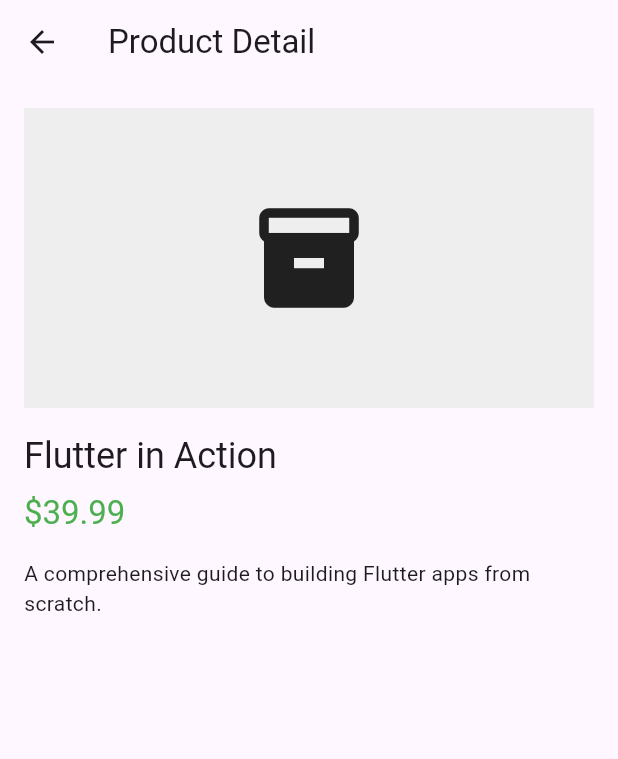
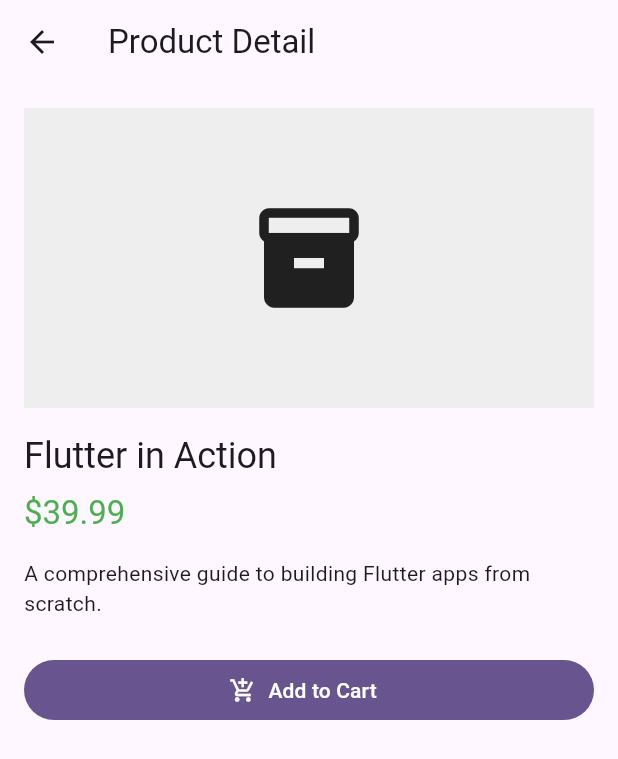
Before and after one commit to seonwooke/flutist_microfeature_architecture, a Flutter app: the screen it shows after launch, after a tap on "Flutter in Action", on a phone screen of 412 x 824 dp. Shown: the top 759 px of the screen. Run offline on Flutter 3.47's test engine with Material 3 defaults, Android fonts, the phone set to English and light mode, and no system bars; our stand-ins replace dio, equatable, flutter_bloc; missing offline and left inert: mocktail.

Commit message:
✨ Enhance product listing and detail pages with add-to-cart functionality, allowing users to add products directly from the product list and detail views. Update relevant UI components to support this feature.

```diff
--- a/app/lib/app.dart
+++ b/app/lib/app.dart
@@ -51,9 +51,20 @@
     return Scaffold(
       body: IndexedStack(
         index: _index,
-        children: const [
-          ProductListPage(),
-          CartPage(),
+        children: [
+          ProductListPage(
+            onAddToCart: (product) => context.read<CartBloc>().add(
+                  CartItemAdded(
+                    CartItem(
+                      productId: product.id,
+                      name: product.name,
+                      price: product.price,
+                      quantity: 1,
+                    ),
+                  ),
+                ),
+          ),
+          const CartPage(),
         ],
       ),
       bottomNavigationBar: NavigationBar(
--- a/features/product/product_implementation/lib/src/ui/product_detail_page.dart
+++ b/features/product/product_implementation/lib/src/ui/product_detail_page.dart
@@ -7,9 +7,14 @@
 import '../bloc/product_detail/product_detail_state.dart';
 
 class ProductDetailPage extends StatelessWidget {
-  const ProductDetailPage({super.key, required this.productId});
+  const ProductDetailPage({
+    super.key,
+    required this.productId,
+    this.onAddToCart,
+  });
 
   final String productId;
+  final void Function(Product)? onAddToCart;
 
   @override
   Widget build(BuildContext context) {
@@ -17,13 +22,15 @@
       create: (context) =>
           ProductDetailBloc(repository: context.read<ProductRepository>())
             ..add(ProductDetailStarted(productId)),
-      child: const _ProductDetailView(),
+      child: _ProductDetailView(onAddToCart: onAddToCart),
     );
   }
 }
 
 class _ProductDetailView extends StatelessWidget {
-  const _ProductDetailView();
+  const _ProductDetailView({this.onAddToCart});
+
+  final void Function(Product)? onAddToCart;
 
   @override
   Widget build(BuildContext context) {
@@ -36,7 +43,7 @@
             ProductDetailLoading() =>
               const Center(child: CircularProgressIndicator()),
             ProductDetailSuccess(product: final product) =>
-              _ProductDetail(product: product),
+              _ProductDetail(product: product, onAddToCart: onAddToCart),
             ProductDetailFailure(message: final message) =>
               Center(child: Text('Error: $message')),
           };
@@ -47,9 +54,10 @@
 }
 
 class _ProductDetail extends StatelessWidget {
-  const _ProductDetail({required this.product});
+  const _ProductDetail({required this.product, this.onAddToCart});
 
   final Product product;
+  final void Function(Product)? onAddToCart;
 
   @override
   Widget build(BuildContext context) {
@@ -80,6 +88,16 @@
           ),
           const SizedBox(height: 16),
           Text(product.description),
+          const SizedBox(height: 24),
+          if (onAddToCart != null)
+            SizedBox(
+              width: double.infinity,
+              child: FilledButton.icon(
+                onPressed: () => onAddToCart!(product),
+                icon: const Icon(Icons.add_shopping_cart),
+                label: const Text('Add to Cart'),
+              ),
+            ),
         ],
       ),
     );
--- a/features/product/product_implementation/lib/src/ui/product_list_page.dart
+++ b/features/product/product_implementation/lib/src/ui/product_list_page.dart
@@ -8,7 +8,9 @@
 import 'product_detail_page.dart';
 
 class ProductListPage extends StatelessWidget {
-  const ProductListPage({super.key});
+  const ProductListPage({super.key, this.onAddToCart});
+
+  final void Function(Product)? onAddToCart;
 
   @override
   Widget build(BuildContext context) {
@@ -16,13 +18,15 @@
       create: (context) =>
           ProductListBloc(repository: context.read<ProductRepository>())
             ..add(ProductListStarted()),
-      child: const _ProductListView(),
+      child: _ProductListView(onAddToCart: onAddToCart),
     );
   }
 }
 
 class _ProductListView extends StatelessWidget {
-  const _ProductListView();
+  const _ProductListView({this.onAddToCart});
+
+  final void Function(Product)? onAddToCart;
 
   @override
   Widget build(BuildContext context) {
@@ -44,7 +48,7 @@
             ProductListLoading() =>
               const Center(child: CircularProgressIndicator()),
             ProductListSuccess(products: final products) =>
-              _ProductList(products: products),
+              _ProductList(products: products, onAddToCart: onAddToCart),
             ProductListFailure(message: final message) =>
               Center(child: Text('Error: $message')),
           };
@@ -55,9 +59,10 @@
 }
 
 class _ProductList extends StatelessWidget {
-  const _ProductList({required this.products});
+  const _ProductList({required this.products, this.onAddToCart});
 
   final List<Product> products;
+  final void Function(Product)? onAddToCart;
 
   @override
   Widget build(BuildContext context) {
@@ -75,7 +80,10 @@
               MaterialPageRoute<void>(
                 builder: (_) => BlocProvider.value(
                   value: context.read<ProductListBloc>(),
-                  child: ProductDetailPage(productId: product.id),
+                  child: ProductDetailPage(
+                    productId: product.id,
+                    onAddToCart: onAddToCart,
+                  ),
                 ),
               ),
             );
```
